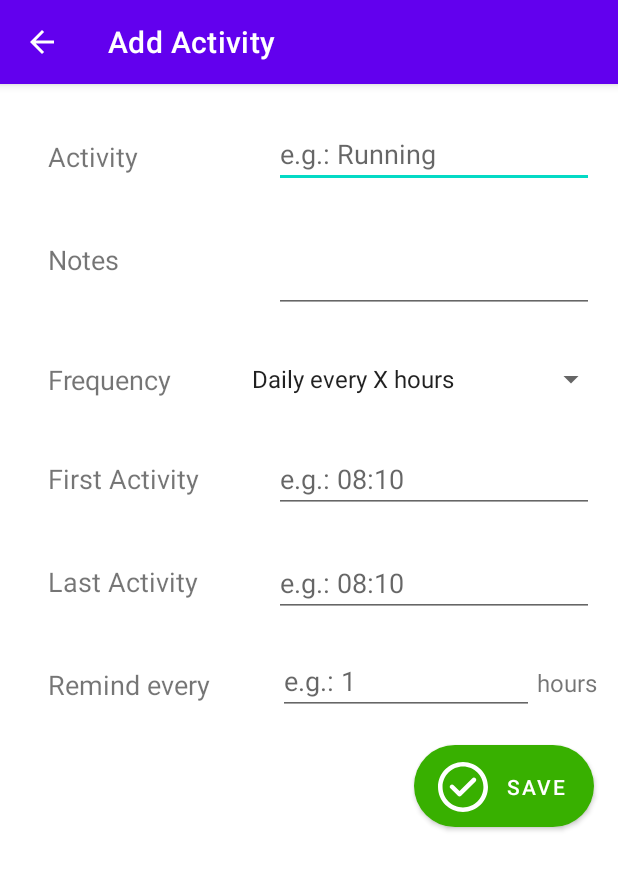
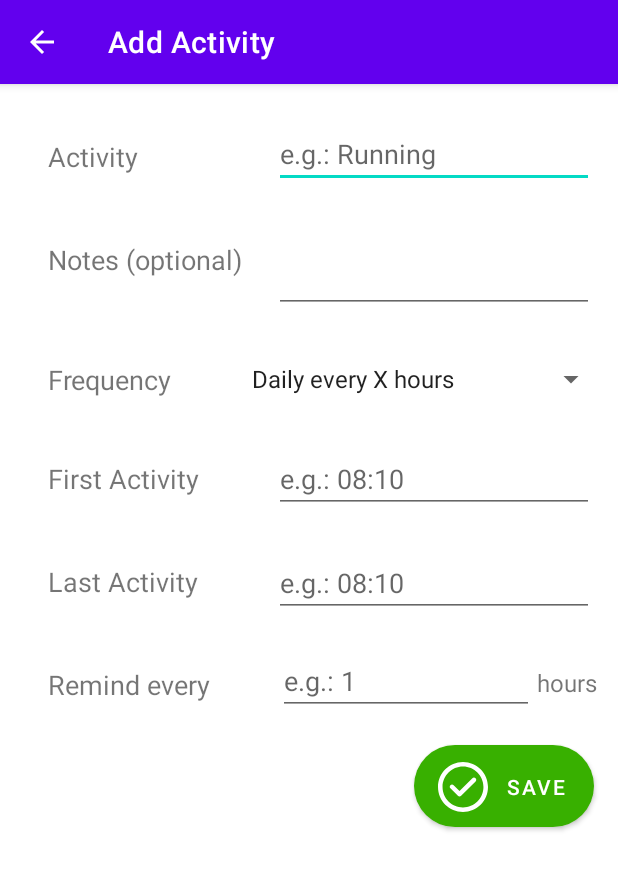
Before and after one commit to joaodiogo10/IHC_Project, an Android app: the FrequencyDailyEveryXHours screen opened directly, with no data from a screen before it, on a phone screen of 412 x 824 dp. Shown: the top 870 px of the screen. Run offline under Robolectric (Android 15) with nearby library versions, the phone set to English and light mode, and no system bars.

Commit message:
change treatment to reminder on toasts, change notes string

```diff
--- a/app/src/main/java/com/example/app/fragments/FrequencyDailyEveryXHours.java
+++ b/app/src/main/java/com/example/app/fragments/FrequencyDailyEveryXHours.java
@@ -102,7 +102,7 @@ public class FrequencyDailyEveryXHours extends Fragment {
                     else {
                         createMedicationTreatment(name, pill, notes, 5);
                         Context context = getActivity().getApplicationContext();
-                        Toast toast = Toast.makeText(context, "Treatment added successfully!", Toast.LENGTH_SHORT);
+                        Toast toast = Toast.makeText(context, "Reminder added successfully!", Toast.LENGTH_SHORT);
                         toast.show();
                         getActivity().finish();
                     }
--- a/app/src/main/java/com/example/app/fragments/FrequencyEveryXDays.java
+++ b/app/src/main/java/com/example/app/fragments/FrequencyEveryXDays.java
@@ -190,7 +190,7 @@ public class FrequencyEveryXDays extends Fragment {
             App.listTreatment.add(treatment);
 
             Context context = getActivity().getApplicationContext();
-            Toast toast = Toast.makeText(context, "Treatment added successfully!", Toast.LENGTH_SHORT);
+            Toast toast = Toast.makeText(context, "Reminder added successfully!", Toast.LENGTH_SHORT);
             toast.show();
             getActivity().finish();
         }
--- a/app/src/main/java/com/example/app/fragments/FrequencySpecificDaysWeek.java
+++ b/app/src/main/java/com/example/app/fragments/FrequencySpecificDaysWeek.java
@@ -93,7 +93,7 @@ public class FrequencySpecificDaysWeek extends Fragment {
                     else {
                         createMedicationTreatment(name, pill, notes, 5, picker, daysOfWeek);
                         Context context = getActivity().getApplicationContext();
-                        Toast toast = Toast.makeText(context, "Treatment added successfully!", Toast.LENGTH_LONG);
+                        Toast toast = Toast.makeText(context, "Reminder added successfully!", Toast.LENGTH_LONG);
                         toast.show();
                         getActivity().finish();
                     }
--- a/app/src/main/java/com/example/app/fragments/FrequencyXTimesADay.java
+++ b/app/src/main/java/com/example/app/fragments/FrequencyXTimesADay.java
@@ -117,7 +117,7 @@ public class FrequencyXTimesADay extends Fragment {
                         } else {
                             createMedicationTreatment(name, pill, notes, 5, recAdapter.getPicker());
                             Context context = getActivity().getApplicationContext();
-                            Toast toast = Toast.makeText(context, "Treatment added successfully!", Toast.LENGTH_SHORT);
+                            Toast toast = Toast.makeText(context, "Reminder added successfully!", Toast.LENGTH_SHORT);
                             toast.show();
                             getActivity().finish();
                         }
--- a/app/src/main/java/com/example/app/fragments/Today.java
+++ b/app/src/main/java/com/example/app/fragments/Today.java
@@ -92,7 +92,8 @@ public class Today extends Fragment {
         for(int i = 0; i < treatments.size(); i++) {
             todayTasks = treatments.get(i).getDailyTaskByDate(LocalDate.now());
             if (todayTasks != null) {
-                empty = !treatmentHandlerPicker(treatments.get(i), todayTasks, i);
+                boolean gotTasks = treatmentHandlerPicker(treatments.get(i), todayTasks, i);
+                empty = empty && !gotTasks;
             }
         }
 
--- a/app/src/main/res/layout/activity_add_activity.xml
+++ b/app/src/main/res/layout/activity_add_activity.xml
@@ -43,7 +43,7 @@
             android:layout_height="wrap_content"
             android:layout_marginLeft="32dp"
             android:layout_marginTop="44dp"
-            android:text="Notes"
+            android:text="@string/add_treatment_notes"
             android:textSize="18sp"
             app:layout_constraintStart_toStartOf="parent"
             app:layout_constraintTop_toBottomOf="@+id/textViewActivity" />
--- a/app/src/main/res/layout/activity_add_measurement.xml
+++ b/app/src/main/res/layout/activity_add_measurement.xml
@@ -40,7 +40,7 @@
             android:layout_height="wrap_content"
             android:layout_marginLeft="32dp"
             android:layout_marginTop="44dp"
-            android:text="Notes"
+            android:text="@string/add_treatment_notes"
             android:textSize="18sp"
             app:layout_constraintStart_toStartOf="parent"
             app:layout_constraintTop_toBottomOf="@+id/textViewMeasure" />
--- a/app/src/main/res/layout/activity_add_medication.xml
+++ b/app/src/main/res/layout/activity_add_medication.xml
@@ -93,7 +93,7 @@
             android:layout_height="wrap_content"
             android:layout_marginLeft="32dp"
             android:layout_marginTop="44dp"
-            android:text="Notes"
+            android:text="@string/add_treatment_notes"
             android:textSize="18sp"
             app:layout_constraintStart_toStartOf="parent"
             app:layout_constraintTop_toBottomOf="@+id/textViewDuration" />
--- a/app/src/main/res/layout/activity_add_symptom_check.xml
+++ b/app/src/main/res/layout/activity_add_symptom_check.xml
@@ -43,7 +43,7 @@
             android:layout_height="wrap_content"
             android:layout_marginLeft="32dp"
             android:layout_marginTop="56dp"
-            android:text="Notes"
+            android:text="@string/add_treatment_notes"
             android:textSize="18sp"
             app:layout_constraintStart_toStartOf="parent"
             app:layout_constraintTop_toBottomOf="@+id/textViewTaskName" />
--- a/app/src/main/res/values/strings.xml
+++ b/app/src/main/res/values/strings.xml
@@ -25,4 +25,5 @@
     <string name="calendar">Calendar</string>
     <string name="history">History</string>
     <string name="fba_add_treatment">Add treatment</string>
+    <string name="add_treatment_notes">Notes (optional)</string>
 </resources>
```
